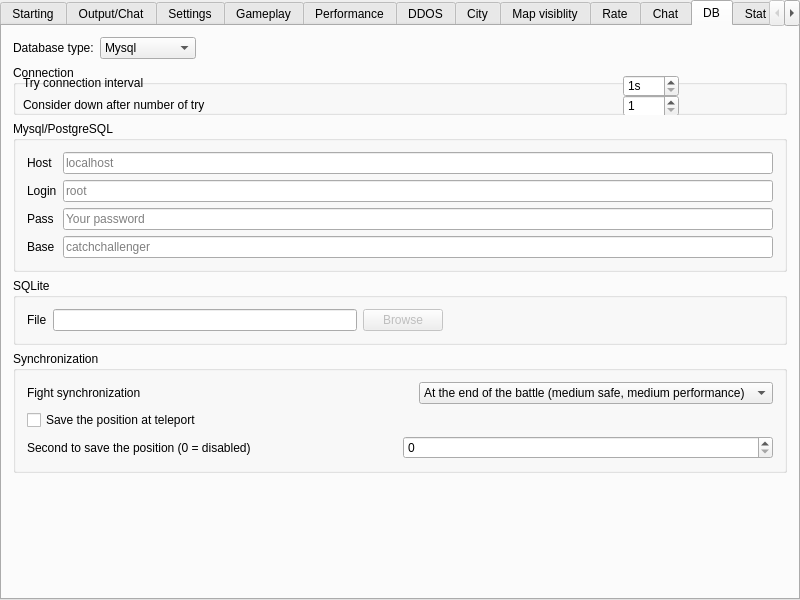
alphaonex86/CatchChallenger, file server/MainWindow.ui: the form before one commit.
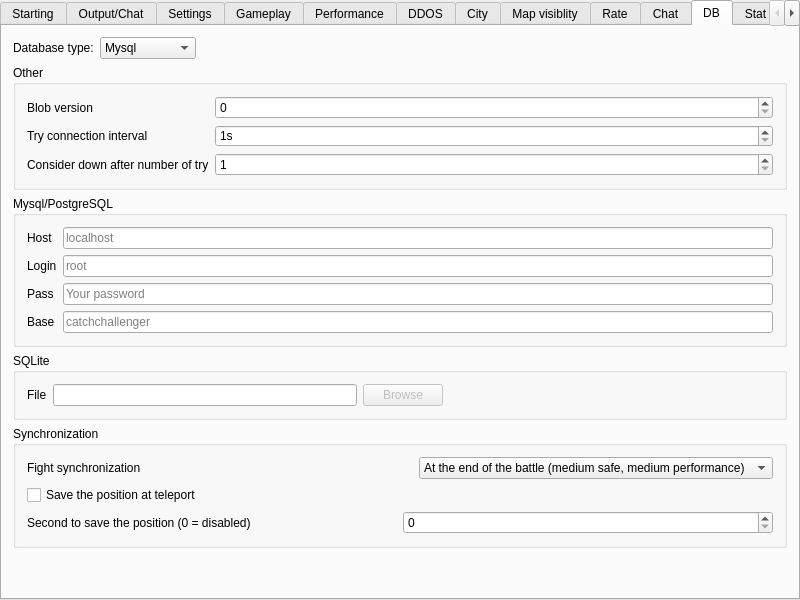
The form after the commit. The open tabs and pages were chosen to show the change. Icons and pictures are not drawn.

Commit message: [Change] Start remake the GUI server

What changed in the file:
```diff
--- a/server/MainWindow.ui
+++ b/server/MainWindow.ui
@@ -1468,43 +1468,18 @@
            </size>
           </property>
           <property name="title">
-           <string>Connection</string>
+           <string>Other</string>
           </property>
+          <layout class="QFormLayout" name="formLayout_10">
+           <item row="1" column="0">
           <widget class="QLabel" name="label_49">
-           <property name="geometry">
-            <rect>
-             <x>10</x>
-             <y>10</y>
-             <width>221</width>
-             <height>16</height>
-            </rect>
-           </property>
            <property name="text">
             <string>Try connection interval</string>
            </property>
           </widget>
-          <widget class="QLabel" name="label_50">
-           <property name="geometry">
-            <rect>
-             <x>10</x>
-             <y>30</y>
-             <width>521</width>
-             <height>20</height>
-            </rect>
-           </property>
-           <property name="text">
-            <string>Consider down after number of try</string>
-           </property>
-          </widget>
+           </item>
+           <item row="1" column="1">
           <widget class="QSpinBox" name="tryInterval">
-           <property name="geometry">
-            <rect>
-             <x>610</x>
-             <y>10</y>
-             <width>56</width>
-             <height>22</height>
-            </rect>
-           </property>
            <property name="suffix">
             <string>s</string>
            </property>
@@ -1515,15 +1490,16 @@
             <number>3600</number>
            </property>
           </widget>
+           </item>
+           <item row="2" column="0">
+            <widget class="QLabel" name="label_50">
+             <property name="text">
+              <string>Consider down after number of try</string>
+             </property>
+            </widget>
+           </item>
+           <item row="2" column="1">
           <widget class="QSpinBox" name="considerDownAfterNumberOfTry">
-           <property name="geometry">
-            <rect>
-             <x>610</x>
-             <y>30</y>
-             <width>56</width>
-             <height>22</height>
-            </rect>
-           </property>
            <property name="minimum">
             <number>1</number>
            </property>
@@ -1531,6 +1507,22 @@
             <number>1000</number>
            </property>
           </widget>
+           </item>
+           <item row="0" column="0">
+            <widget class="QLabel" name="label_52">
+             <property name="text">
+              <string>Blob version</string>
+             </property>
+            </widget>
+           </item>
+           <item row="0" column="1">
+            <widget class="QSpinBox" name="blobversion">
+             <property name="maximum">
+              <number>15</number>
+             </property>
+            </widget>
+           </item>
+          </layout>
          </widget>
         </item>
         <item>
@@ -1738,7 +1730,7 @@
           <property name="sizeHint" stdset="0">
            <size>
             <width>20</width>
-            <height>391</height>
+            <height>40</height>
            </size>
           </property>
          </spacer>
```
Left out of the diff: 77 changed lines with no effect on the pictures. Lines whose indentation alone changed are shown as unchanged. The commit also changes 4 other files.
